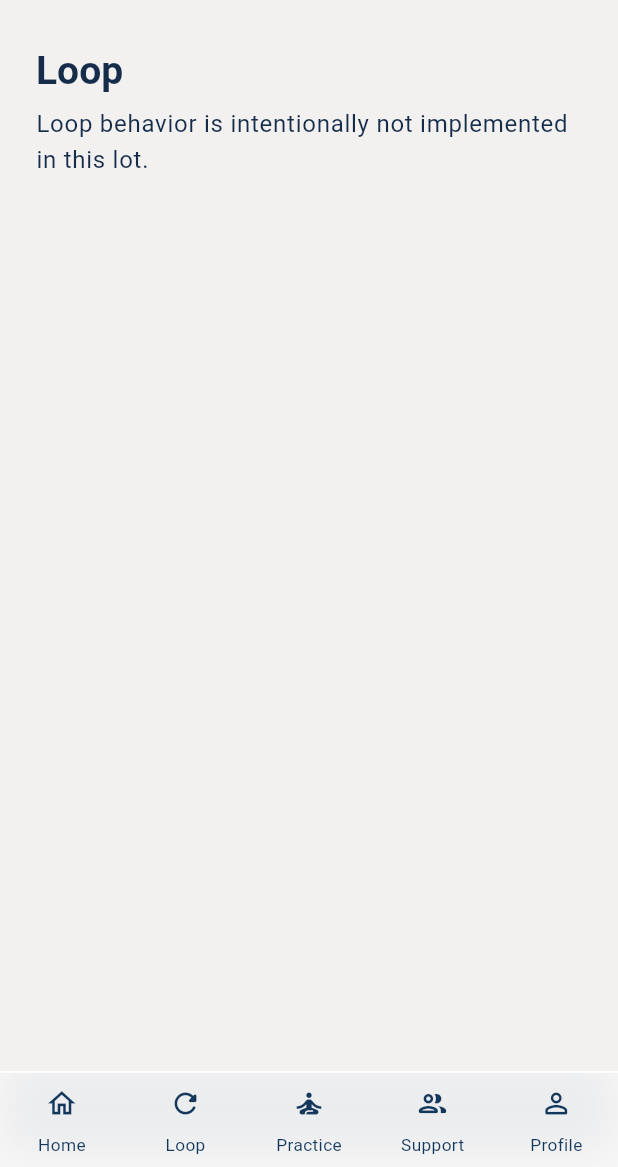
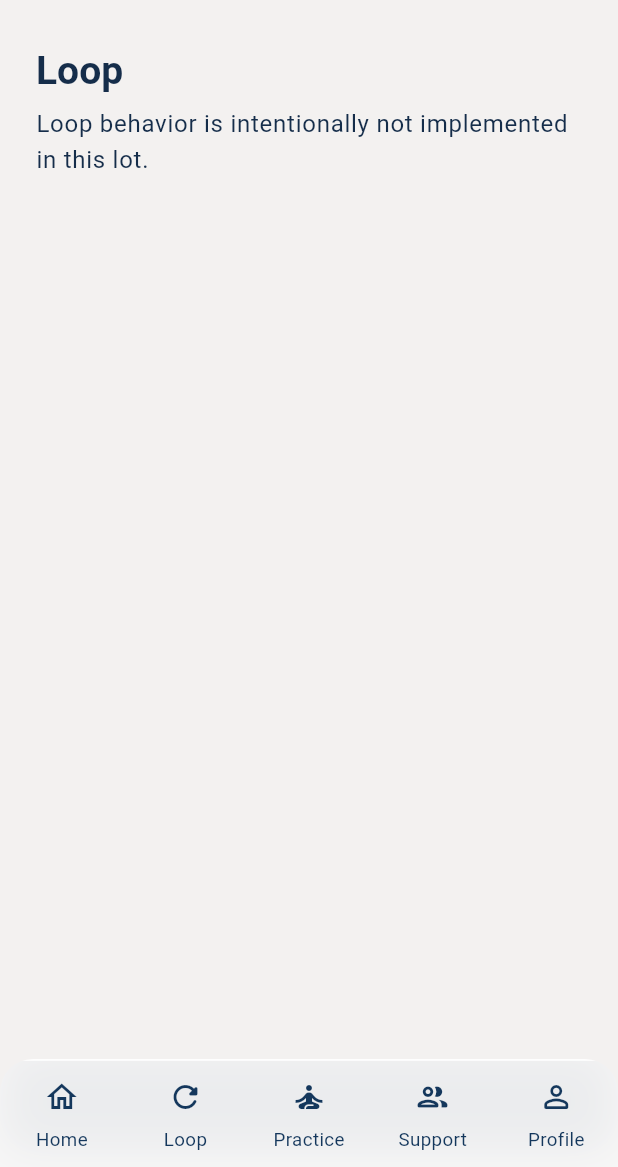
Before and after one commit to hraaaaf/trueground, a Flutter app: the screen it shows after launch, after a tap on "I'm stuck in a loop", on a phone screen of 412 x 824 dp, the part 69-1236 px from its top. Run offline on Flutter 3.47's test engine with Material 3 defaults, Android fonts, the phone set to English and light mode, and no system bars; our stand-ins replace go_router.

Commit message:
style: rebuild dashboard proportions from approved target

```diff
--- a/lib/dashboard/dashboard_v3_screen.dart
+++ b/lib/dashboard/dashboard_v3_screen.dart
@@ -25,9 +25,9 @@ class DashboardV3Screen extends StatelessWidget {
           key: screenKey,
           padding: EdgeInsets.fromLTRB(
             compactPhone ? 16 : 18,
-            8,
+            10,
             compactPhone ? 16 : 18,
-            12,
+            14,
           ),
           child: Center(
             child: ConstrainedBox(
@@ -36,12 +36,12 @@ class DashboardV3Screen extends StatelessWidget {
                 crossAxisAlignment: CrossAxisAlignment.stretch,
                 children: <Widget>[
                   const _BrandHeader(),
-                  const SizedBox(height: 10),
+                  const SizedBox(height: 13),
                   const Text(
                     'Good evening',
                     style: TextStyle(
                       fontFamily: 'serif',
-                      fontSize: 13.5,
+                      fontSize: 15.5,
                       height: 1.15,
                       color: TrueGroundColors.primary,
                     ),
@@ -53,7 +53,7 @@ class DashboardV3Screen extends StatelessWidget {
                       'Choose your next move.',
                       style: TextStyle(
                         fontFamily: 'serif',
-                        fontSize: compactPhone ? 28 : 29,
+                        fontSize: compactPhone ? 29 : 32,
                         height: 1.02,
                         fontWeight: FontWeight.w700,
                         letterSpacing: -0.55,
@@ -65,12 +65,12 @@ class DashboardV3Screen extends StatelessWidget {
                   const Text(
                     'Make room for uncertainty.\nChoose what matters.',
                     style: TextStyle(
-                      fontSize: 14,
-                      height: 1.25,
+                      fontSize: 16,
+                      height: 1.22,
                       color: TrueGroundColors.inkMuted,
                     ),
                   ),
-                  const SizedBox(height: 14),
+                  const SizedBox(height: 15),
                   _PrimaryActionCard(
                     compact: compactPhone,
                     onTap: () => context.go('/loop'),
@@ -102,15 +102,15 @@ class _BrandHeader extends StatelessWidget {
     final usesLargeTextLayout = MediaQuery.textScalerOf(context).scale(1) > 1.4;
 
     const mark = SizedBox(
-      width: 32,
-      height: 32,
+      width: 34,
+      height: 34,
       child: CustomPaint(painter: _LeafMarkPainter()),
     );
     const wordmark = Text(
       'TrueGround',
       style: TextStyle(
         fontFamily: 'serif',
-        fontSize: 22,
+        fontSize: 26,
         height: 1,
         fontWeight: FontWeight.w600,
         color: TrueGroundColors.primary,
@@ -119,7 +119,7 @@ class _BrandHeader extends StatelessWidget {
     const themeIcon = ExcludeSemantics(
       child: Icon(
         Icons.dark_mode_rounded,
-        size: 21,
+        size: 23,
         color: TrueGroundColors.primary,
       ),
     );
@@ -140,7 +140,7 @@ class _BrandHeader extends StatelessWidget {
               ],
             )
           : const SizedBox(
-              height: 38,
+              height: 44,
               child: Stack(
                 alignment: Alignment.center,
                 children: <Widget>[
@@ -186,7 +186,7 @@ class _PrimaryActionCard extends StatelessWidget {
           child: InkWell(
             onTap: onTap,
             child: ConstrainedBox(
-              constraints: BoxConstraints(minHeight: compact ? 118 : 118),
+              constraints: BoxConstraints(minHeight: compact ? 126 : 132),
               child: Ink(
                 decoration: BoxDecoration(
                   gradient: const LinearGradient(
@@ -237,14 +237,14 @@ class _PrimaryActionCard extends StatelessWidget {
                     ),
                     Padding(
                       padding: const EdgeInsets.symmetric(
-                        horizontal: 14,
-                        vertical: 13,
+                        horizontal: 16,
+                        vertical: 15,
                       ),
                       child: Row(
                         children: <Widget>[
                           Container(
-                            width: 52,
-                            height: 52,
+                            width: 58,
+                            height: 58,
                             decoration: BoxDecoration(
                               color: TrueGroundColors.heroIconBlue.withValues(
                                 alpha: 0.94,
@@ -264,10 +264,10 @@ class _PrimaryActionCard extends StatelessWidget {
                             child: const Icon(
                               Icons.keyboard_double_arrow_down_rounded,
                               color: Colors.white,
-                              size: 28,
+                              size: 30,
                             ),
                           ),
-                          const SizedBox(width: 12),
+                          const SizedBox(width: 14),
                           const Expanded(
                             child: Column(
                               mainAxisAlignment: MainAxisAlignment.center,
@@ -277,7 +277,7 @@ class _PrimaryActionCard extends StatelessWidget {
                                   "I'm stuck in a loop",
                                   style: TextStyle(
                                     fontFamily: 'serif',
-                                    fontSize: 20,
+                                    fontSize: 22.5,
                                     height: 1.08,
                                     fontWeight: FontWeight.w600,
                                     color: Colors.white,
@@ -287,7 +287,7 @@ class _PrimaryActionCard extends StatelessWidget {
                                 Text(
                                   'Notice the urge. Pause before the ritual.',
                                   style: TextStyle(
-                                    fontSize: 11.5,
+                                    fontSize: 13.2,
                                     height: 1.22,
                                     color: Colors.white,
                                   ),
@@ -300,7 +300,7 @@ class _PrimaryActionCard extends StatelessWidget {
                             child: Icon(
                               Icons.chevron_right_rounded,
                               color: Colors.white,
-                              size: 24,
+                              size: 26,
                             ),
                           ),
                         ],
@@ -358,7 +358,7 @@ class _PracticeActions extends StatelessWidget {
 
     return SizedBox(
       key: DashboardV3Screen.practiceGridKey,
-      height: compact ? 220 : 214,
+      height: compact ? 206 : 196,
       child: Row(
         crossAxisAlignment: CrossAxisAlignment.stretch,
         children: _withHorizontalGaps(cards),
@@ -400,7 +400,7 @@ class _ValuesActions extends StatelessWidget {
 
     return SizedBox(
       key: DashboardV3Screen.valuesGridKey,
-      height: compact ? 154 : 156,
+      height: compact ? 154 : 158,
       child: Row(
         crossAxisAlignment: CrossAxisAlignment.stretch,
         children: _withHorizontalGaps(cards),
@@ -454,10 +454,10 @@ class _MiniActionCard extends StatelessWidget {
         onTap: onTap,
         child: Padding(
           padding: EdgeInsets.fromLTRB(
-            compact ? 10 : 12,
+            compact ? 11 : 13,
+            compact ? 12 : 13,
+            compact ? 9 : 11,
             compact ? 10 : 11,
-            compact ? 8 : 10,
-            compact ? 9 : 10,
           ),
           child: LayoutBuilder(
             builder: (context, constraints) {
@@ -465,7 +465,7 @@ class _MiniActionCard extends StatelessWidget {
                 this.title,
                 style: TextStyle(
                   fontFamily: 'serif',
-                  fontSize: compact ? 13.1 : 14.5,
+                  fontSize: compact ? 14.5 : 16.5,
                   height: 1.05,
                   fontWeight: FontWeight.w600,
                   color: TrueGroundColors.primary,
@@ -474,7 +474,7 @@ class _MiniActionCard extends StatelessWidget {
               final description = Text(
                 this.description,
                 style: TextStyle(
-                  fontSize: compact ? 9.1 : 9.8,
+                  fontSize: compact ? 10.4 : 11.5,
                   height: 1.2,
                   color: TrueGroundColors.inkMuted,
                 ),
@@ -486,7 +486,7 @@ class _MiniActionCard extends StatelessWidget {
                   const SizedBox(height: 8),
                   if (constraints.hasBoundedHeight)
                     SizedBox(
-                      height: compact ? 44 : 48,
+                      height: compact ? 50 : 52,
                       child: Align(alignment: Alignment.topLeft, child: title),
                     )
                   else
@@ -494,7 +494,7 @@ class _MiniActionCard extends StatelessWidget {
                   const SizedBox(height: 4),
                   if (constraints.hasBoundedHeight)
                     SizedBox(
-                      height: compact ? 46 : 42,
+                      height: compact ? 54 : 48,
                       child: Align(
                         alignment: Alignment.topLeft,
                         child: description,
@@ -510,7 +510,7 @@ class _MiniActionCard extends StatelessWidget {
                     alignment: Alignment.bottomLeft,
                     child: Icon(
                       Icons.chevron_right_rounded,
-                      size: 18,
+                      size: 19,
                       color: TrueGroundColors.inkMuted,
                     ),
                   ),
@@ -545,7 +545,7 @@ class _DetailCard extends StatelessWidget {
           this.title,
           style: TextStyle(
             fontFamily: 'serif',
-            fontSize: compact ? 12.9 : 14.2,
+            fontSize: compact ? 14.2 : 16.5,
             height: 1.05,
             fontWeight: FontWeight.w600,
             color: TrueGroundColors.primary,
@@ -554,17 +554,17 @@ class _DetailCard extends StatelessWidget {
         final description = Text(
           this.description,
           style: TextStyle(
-            fontSize: compact ? 9.0 : 9.7,
+            fontSize: compact ? 10.2 : 11.5,
             height: 1.18,
             color: TrueGroundColors.inkMuted,
           ),
         );
         return Padding(
           padding: EdgeInsets.fromLTRB(
+            compact ? 11 : 13,
             compact ? 10 : 11,
-            compact ? 9 : 10,
+            compact ? 11 : 13,
             compact ? 10 : 11,
-            compact ? 9 : 10,
           ),
           child: Column(
             mainAxisAlignment: constraints.hasBoundedHeight
@@ -586,7 +586,7 @@ class _DetailCard extends StatelessWidget {
               const SizedBox(height: 6),
               if (constraints.hasBoundedHeight)
                 SizedBox(
-                  height: compact ? 28 : 32,
+                  height: compact ? 34 : 38,
                   child: Align(alignment: Alignment.topLeft, child: title),
                 )
               else
@@ -594,7 +594,7 @@ class _DetailCard extends StatelessWidget {
               const SizedBox(height: 4),
               if (constraints.hasBoundedHeight)
                 SizedBox(
-                  height: compact ? 34 : 36,
+                  height: compact ? 40 : 42,
                   child: Align(
                     alignment: Alignment.topLeft,
                     child: description,
@@ -626,13 +626,13 @@ class _ReviewCard extends StatelessWidget {
       excludeSemantics: true,
       child: _GlassPanel(
         child: ConstrainedBox(
-          constraints: const BoxConstraints(minHeight: 60),
+          constraints: const BoxConstraints(minHeight: 68),
           child: const Padding(
-            padding: EdgeInsets.symmetric(horizontal: 12, vertical: 8),
+            padding: EdgeInsets.symmetric(horizontal: 14, vertical: 10),
             child: Row(
               children: <Widget>[
                 _RoundIcon(icon: Icons.bar_chart_rounded, compact: true),
-                SizedBox(width: 10),
+                SizedBox(width: 12),
                 Expanded(
                   child: Column(
                     mainAxisAlignment: MainAxisAlignment.center,
@@ -642,7 +642,7 @@ class _ReviewCard extends StatelessWidget {
                         'Review patterns when useful',
                         style: TextStyle(
                           fontFamily: 'serif',
-                          fontSize: 14,
+                          fontSize: 15.5,
                           height: 1.08,
                           fontWeight: FontWeight.w600,
                           color: TrueGroundColors.primary,
@@ -652,7 +652,7 @@ class _ReviewCard extends StatelessWidget {
                       Text(
                         'Look at recurring themes, without judgment.',
                         style: TextStyle(
-                          fontSize: 9.7,
+                          fontSize: 11,
                           height: 1.16,
                           color: TrueGroundColors.inkMuted,
                         ),
@@ -680,7 +680,7 @@ class _GlassPanel extends StatelessWidget {
   final VoidCallback? onTap;
   @override
   Widget build(BuildContext context) {
-    final borderRadius = BorderRadius.circular(18);
+    final borderRadius = BorderRadius.circular(20);
     final materialChild = Material(
       type: MaterialType.transparency,
       child: onTap == null ? child : InkWell(onTap: onTap, child: child),
@@ -755,7 +755,7 @@ class _RoundIcon extends StatelessWidget {
 
   @override
   Widget build(BuildContext context) {
-    final size = compact ? 38.0 : 44.0;
+    final size = compact ? 42.0 : 46.0;
     return Container(
       width: size,
       height: size,
--- a/lib/design/app_theme.dart
+++ b/lib/design/app_theme.dart
@@ -87,15 +87,15 @@ abstract final class TrueGroundTheme {
         ),
       ),
       navigationBarTheme: const NavigationBarThemeData(
-        height: 64,
+        height: 72,
         backgroundColor: Colors.transparent,
         indicatorColor: Colors.transparent,
         elevation: 0,
         labelTextStyle: WidgetStatePropertyAll(
-          TextStyle(fontSize: 11.5, color: TrueGroundColors.primary),
+          TextStyle(fontSize: 12.5, color: TrueGroundColors.primary),
         ),
         iconTheme: WidgetStatePropertyAll(
-          IconThemeData(size: 22, color: TrueGroundColors.primary),
+          IconThemeData(size: 24, color: TrueGroundColors.primary),
         ),
       ),
       progressIndicatorTheme: const ProgressIndicatorThemeData(
--- a/lib/shell/app_shell.dart
+++ b/lib/shell/app_shell.dart
@@ -44,7 +44,10 @@ class AppShell extends StatelessWidget {
           child: Semantics(
             container: true,
             label: 'TrueGround primary navigation',
-            child: ClipRect(
+            child: ClipRRect(
+              borderRadius: const BorderRadius.vertical(
+                top: Radius.circular(22),
+              ),
               child: BackdropFilter(
                 filter: ImageFilter.blur(sigmaX: 18, sigmaY: 18),
                 child: DecoratedBox(
@@ -65,7 +68,7 @@ class AppShell extends StatelessWidget {
                     ],
                   ),
                   child: NavigationBar(
-                    height: usesLargeTextLayout ? 96 : null,
+                    height: usesLargeTextLayout ? 100 : null,
                     backgroundColor: Colors.transparent,
                     selectedIndex: navigationShell.currentIndex,
                     labelBehavior: labelBehavior,
```
